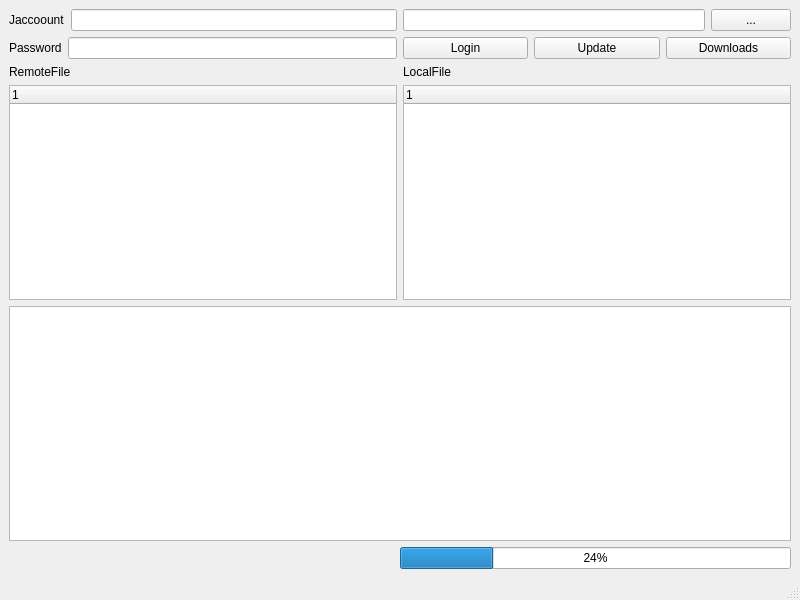
Old version of the form source/mainwindow.ui in the repository YangLeiSX/CanvasUpdater.
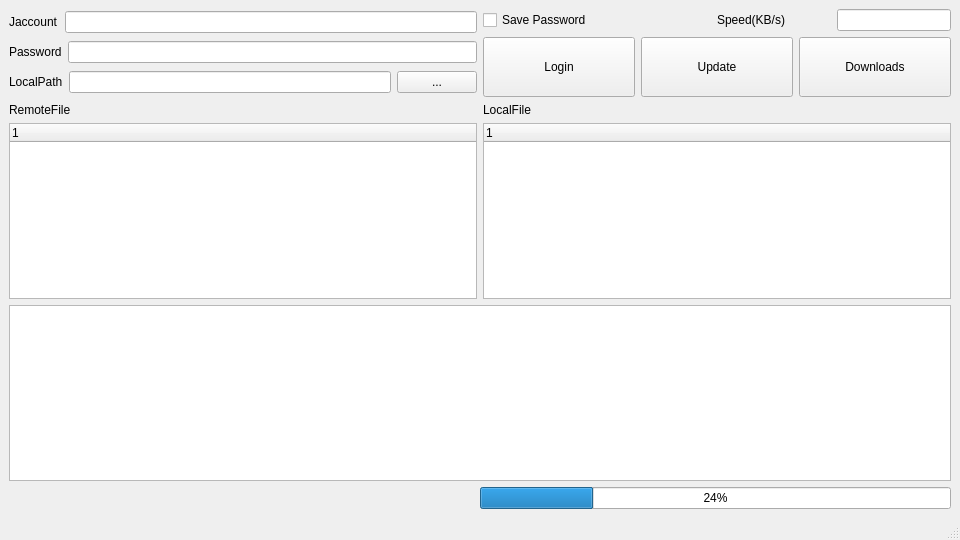
New version of the form.

Commit message:
Add "save password", "speed limit" and "new dir"
add three new feature and fix program crash while downloads same file in the same time

What changed in the file:
```diff
--- a/source/mainwindow.ui
+++ b/source/mainwindow.ui
@@ -6,27 +6,27 @@
    <rect>
     <x>0</x>
     <y>0</y>
-    <width>800</width>
-    <height>600</height>
+    <width>960</width>
+    <height>540</height>
    </rect>
   </property>
   <property name="windowTitle">
    <string>MainWindow</string>
   </property>
   <widget class="QWidget" name="centralwidget">
-   <layout class="QHBoxLayout" name="horizontalLayout_8">
+   <layout class="QHBoxLayout" name="horizontalLayout_9">
     <item>
      <layout class="QVBoxLayout" name="verticalLayout">
       <item>
-       <layout class="QHBoxLayout" name="horizontalLayout">
+       <layout class="QHBoxLayout" name="horizontalLayout" stretch="1,1">
         <item>
-         <layout class="QVBoxLayout" name="verticalLayout_2">
+         <layout class="QVBoxLayout" name="verticalLayout_2" stretch="3,3,2">
           <item>
            <layout class="QHBoxLayout" name="horizontalLayout_2">
             <item>
              <widget class="QLabel" name="JaccountLabel">
               <property name="text">
-               <string>Jaccoount</string>
+               <string>Jaccount</string>
               </property>
              </widget>
             </item>
@@ -53,12 +53,15 @@
             </item>
            </layout>
           </item>
-         </layout>
-        </item>
-        <item>
-         <layout class="QVBoxLayout" name="verticalLayout_3">
           <item>
            <layout class="QHBoxLayout" name="horizontalLayout_6">
+            <item>
+             <widget class="QLabel" name="PathLabel">
+              <property name="text">
+               <string>LocalPath</string>
+              </property>
+             </widget>
+            </item>
             <item>
              <widget class="QLineEdit" name="LocalPath"/>
             </item>
@@ -71,10 +74,41 @@
             </item>
            </layout>
           </item>
+         </layout>
+        </item>
+        <item>
+         <layout class="QVBoxLayout" name="verticalLayout_3" stretch="2,3">
           <item>
-           <layout class="QHBoxLayout" name="horizontalLayout_5">
+           <layout class="QHBoxLayout" name="horizontalLayout_8" stretch="2,1,1">
+            <item>
+             <widget class="QCheckBox" name="isSave">
+              <property name="text">
+               <string>Save Password</string>
+              </property>
+             </widget>
+            </item>
+            <item>
+             <widget class="QLabel" name="speedLabel">
+              <property name="text">
+               <string>Speed(KB/s)</string>
+              </property>
+             </widget>
+            </item>
+            <item>
+             <widget class="QLineEdit" name="Speed"/>
+            </item>
+           </layout>
+          </item>
+          <item>
+           <layout class="QHBoxLayout" name="horizontalLayout_5" stretch="1,1,1">
             <item>
              <widget class="QPushButton" name="LoginBtn">
+              <property name="minimumSize">
+               <size>
+                <width>90</width>
+                <height>60</height>
+               </size>
+              </property>
               <property name="text">
                <string>Login</string>
               </property>
@@ -82,6 +116,12 @@
             </item>
             <item>
              <widget class="QPushButton" name="UpdateBtn">
+              <property name="minimumSize">
+               <size>
+                <width>90</width>
+                <height>60</height>
+               </size>
+              </property>
               <property name="text">
                <string>Update</string>
               </property>
@@ -89,9 +129,24 @@
             </item>
             <item>
              <widget class="QPushButton" name="DownloadsBtn">
+              <property name="minimumSize">
+               <size>
+                <width>90</width>
+                <height>60</height>
+               </size>
+              </property>
               <property name="text">
                <string>Downloads</string>
               </property>
+              <property name="autoDefault">
+               <bool>false</bool>
+              </property>
+              <property name="default">
+               <bool>false</bool>
+              </property>
+              <property name="flat">
+               <bool>false</bool>
+              </property>
              </widget>
             </item>
            </layout>
```
Left out of the diff: 2 changed lines with no effect on the pictures. The commit also changes 7 other files.
